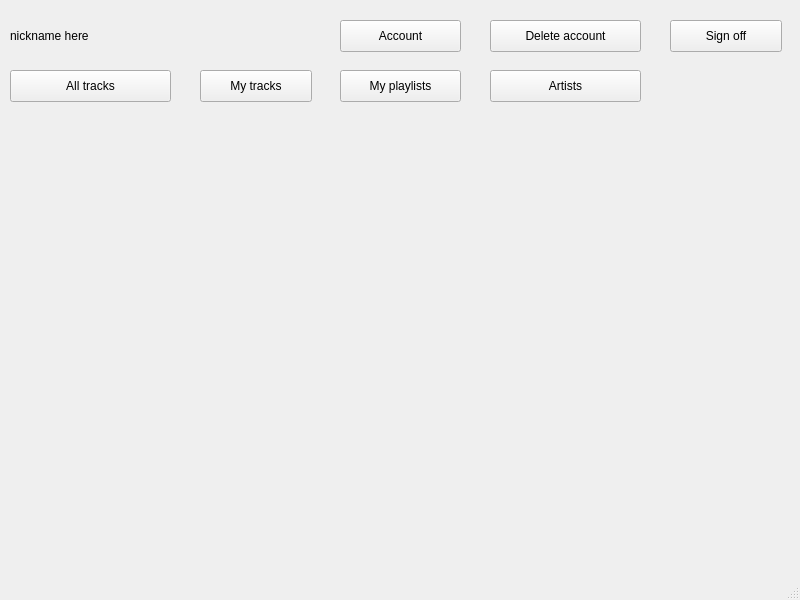
Above: project/lab6/mainwindow.ui from aneroid11/Databases before the change. Below: the same form after it.
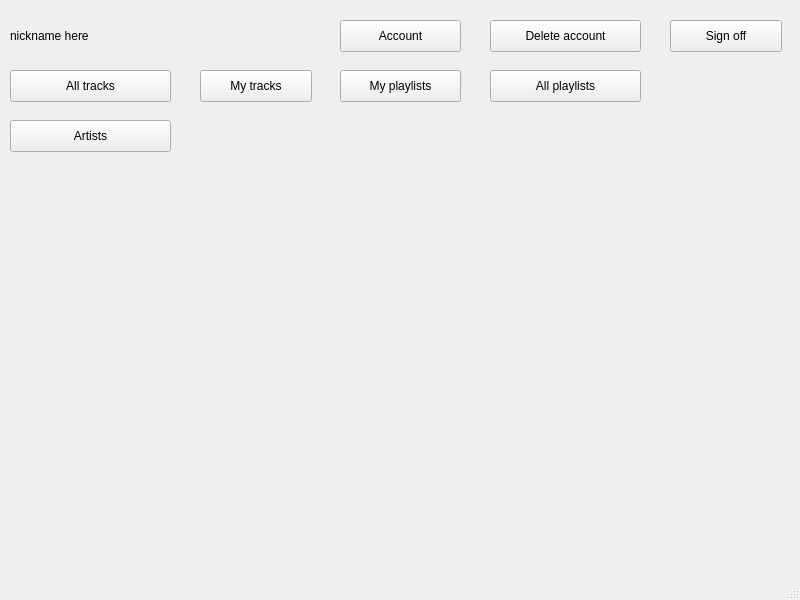
That is the form after the change.

Commit message: time to add some functionality

What changed in the file:
```diff
--- a/project/lab6/mainwindow.ui
+++ b/project/lab6/mainwindow.ui
@@ -320,9 +320,9 @@
      <widget class="QPushButton" name="pushButton_5">
       <property name="geometry">
        <rect>
-        <x>490</x>
-        <y>70</y>
-        <width>151</width>
+        <x>10</x>
+        <y>120</y>
+        <width>161</width>
         <height>32</height>
        </rect>
       </property>
@@ -330,6 +330,19 @@
        <string>Artists</string>
       </property>
      </widget>
+     <widget class="QPushButton" name="artistAcc_allPlaylistsButton">
+      <property name="geometry">
+       <rect>
+        <x>490</x>
+        <y>70</y>
+        <width>151</width>
+        <height>32</height>
+       </rect>
+      </property>
+      <property name="text">
+       <string>All playlists</string>
+      </property>
+     </widget>
     </widget>
     <widget class="QWidget" name="moderAccPage">
      <widget class="QLabel" name="moderAcc_label_4">
```
Left out of the diff: 3 changed lines with no effect on the pictures. The commit also changes 2 other files.
